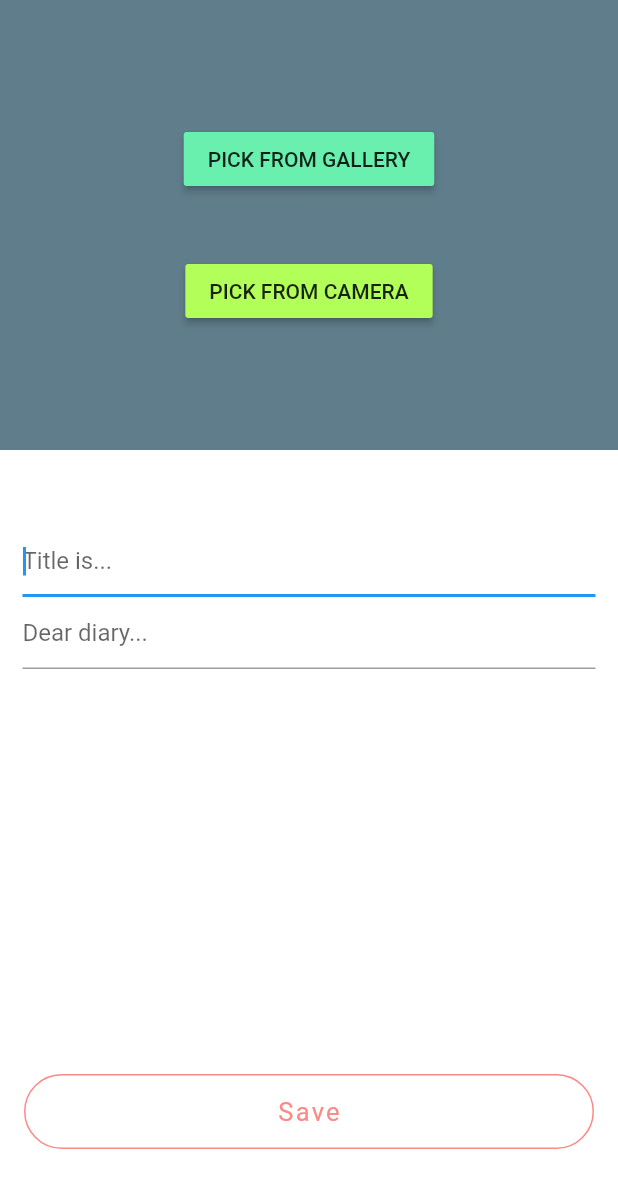
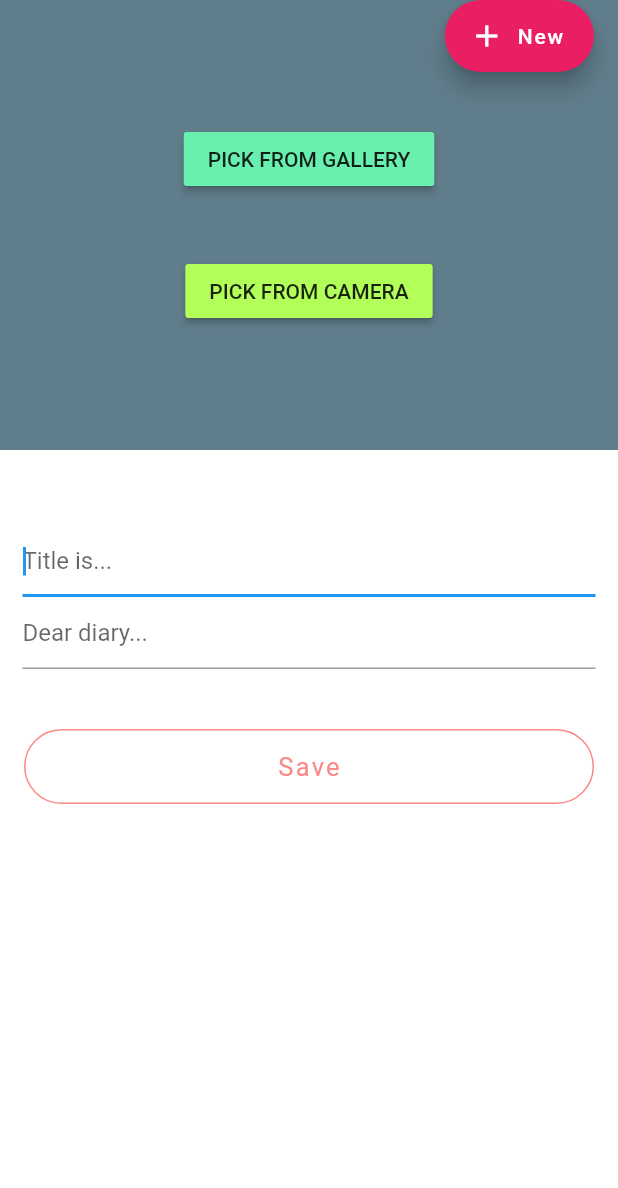
Before and after one commit to wardsquid/journal, a Flutter app: the DiaryEntryView screen opened directly with empty values, after a tap on "Edit", on a phone screen of 412 x 824 dp. Shown: the top 1188 px of the screen. Run offline on Flutter 3.47's test engine with Material 2 defaults, Android fonts, the phone set to English and light mode, and no system bars; our stand-ins replace cloud_firestore, firebase_auth, firebase_core, firebase_messaging, firebase_storage, flutter_local_notifications and 3 more; accounts and stored records are empty; Roboto replaces fonts that are missing (Poppins).

Commit message:
merged Antonio and Yoshi's DiaryEntryView.dart

```diff
--- a/lib/views/DiaryEntryView.dart
+++ b/lib/views/DiaryEntryView.dart
@@ -4,10 +4,10 @@ import 'package:image_picker/image_picker.dart';
 import 'dart:io';
 import 'dart:convert';
 import '../managers/Firebase.dart';
-//import 'package:firebase_core/firebase_core.dart';
 import 'package:cloud_firestore/cloud_firestore.dart';
 import 'package:firebase_auth/firebase_auth.dart';
 
+//import 'Choose_Login.dart';
 String DateDisplay(DateTime date) {
   const List weekday = [null, 'Mon', 'Tue', 'Wed', 'Thu', 'Fri', 'Sat', 'Sun'];
   const List months = [
@@ -47,6 +47,12 @@ class _DiaryEntryViewState extends State<DiaryEntryView> {
   bool _isEditingText = false;
   TextEditingController _textEditingController;
   TextEditingController _titleEditingController;
+  Map<String, dynamic> entryInfo = {
+    "doc_id": "",
+    "title": "",
+    "timestamp": "",
+    "content": {"image": "", "text": ""},
+  };
   String entryText = "";
   String titleText = "";
   String buttonText = "Edit";
@@ -123,20 +129,28 @@ class _DiaryEntryViewState extends State<DiaryEntryView> {
   }
 
   Widget _getFAB() {
-    if (_isEditingText == true ||
-        _image == null && titleText == "" && entryText == "") {
-      return Container();
-    } else {
-      return FloatingActionButton(
-        onPressed: _saveEntry,
-        tooltip: 'Save Entry',
-        backgroundColor: Colors.yellow[600],
-        child: Icon(Icons.add),
-      );
-    }
+    // if (_isEditingText == true ||
+    //     _image == null && titleText == "" && entryText == "") {
+    //   return Container();
+    // } else {
+    return FloatingActionButton.extended(
+      onPressed: () => {
+        setState(() {
+          titleText = '';
+          entryText = '';
+          _image = null;
+          entryInfo["doc_id"] = "";
+        })
+      },
+      tooltip: 'Another New Entry',
+      label: Text("New"),
+      backgroundColor: Colors.pink,
+      icon: Icon(Icons.add),
+    );
+    // }
   }
 
-  _saveEntry() {
+  _addNewEntry() {
     String img64;
     if (_image != null) {
       final bytes = _image.readAsBytesSync();
@@ -151,11 +165,32 @@ class _DiaryEntryViewState extends State<DiaryEntryView> {
           'timestamp': DateTime.now(),
           'content': {'image': img64, 'text': entryText}
         })
-        .then((value) => setState(() {
-              titleText = '';
-              entryText = '';
-              _image = null;
-            }))
+        .then((value) => {
+              setState(() {
+                titleText = '';
+                entryText = '';
+                _image = null;
+                entryInfo["doc_id"] = "";
+              })
+            })
+        .catchError((error) => print("Failed to add entry: $error"));
+  }
+
+  _overwriteEntry() {
+    String img64;
+    if (_image != null) {
+      final bytes = _image.readAsBytesSync();
+      img64 = base64Encode(bytes);
+    } else {
+      img64 = "";
+    }
+    return entries
+        .doc(entryInfo["doc_id"])
+        .set({
+          'title': titleText,
+          'content': {'image': img64, 'text': entryText}
+        })
+        .then((value) => {})
         .catchError((error) => print("Failed to add entry: $error"));
   }
 
@@ -187,36 +222,8 @@ class _DiaryEntryViewState extends State<DiaryEntryView> {
     }
   }
 
-  // Widget _indicator(bool isActive) {
-  //   return AnimatedContainer(
-  //     duration: Duration(milliseconds: 150),
-  //     margin: EdgeInsets.symmetric(horizontal: 8.0),
-  //     height: 5.0,
-  //     width: isActive ? 24.0 : 16.0,
-  //     decoration: BoxDecoration(
-  //       color: /*isActive ? Color(0xFFFB8986) :*/ Colors.white,
-  //       borderRadius: BorderRadius.all(Radius.circular(12)),
-  //     ),
-  //   );
-  // }
-
   @override
   Widget build(BuildContext context) {
-    // double _height = MediaQuery.of(context).size.height;
-
-    // var _textH1 = TextStyle(
-    //     fontFamily: "Sofia",
-    //     fontWeight: FontWeight.w600,
-    //     fontSize: 23.0,
-    //     backgroundColor: Colors.blueGrey,
-    //     color: Colors.white); // h1 text color
-
-    // var _textH2 = TextStyle(
-    //     fontFamily: "Sofia",
-    //     fontWeight: FontWeight.w200,
-    //     fontSize: 16.0,
-    //     color: Colors.white); // h2 text color
-
     return Scaffold(
       body: AnnotatedRegion<SystemUiOverlayStyle>(
         value: SystemUiOverlayStyle.light,
@@ -224,7 +231,7 @@ class _DiaryEntryViewState extends State<DiaryEntryView> {
           decoration: BoxDecoration(
             color: Colors.white, // background color
           ),
-          child: Column(
+          child: ListView(
             children: <Widget>[
               _isEditingText == true
                   ? Container(
@@ -232,7 +239,7 @@ class _DiaryEntryViewState extends State<DiaryEntryView> {
                       height: 300,
                       child: _image == null
                           ? Container(
-                              alignment: Alignment.center,
+                              // alignment: Alignment.center,
                               child: Column(
                                 mainAxisAlignment: MainAxisAlignment.center,
                                 children: <Widget>[
@@ -271,7 +278,9 @@ class _DiaryEntryViewState extends State<DiaryEntryView> {
                       child: _image == null
                           ? Center(
                               child: Text(
-                                DateDisplay(widget.activeDate) + " " + widget.documentId,
+                                DateDisplay(widget.activeDate) +
+                                    " " +
+                                    widget.documentId,
                                 textAlign: TextAlign.center,
                                 style: TextStyle(
                                     color: Color(0xFFFB8986),
@@ -306,11 +315,8 @@ class _DiaryEntryViewState extends State<DiaryEntryView> {
                   ),
                 ),
               ),
-              Align(
-                alignment: FractionalOffset.center,
-                child: Padding(
-                  padding: const EdgeInsets.only(top: 270.0),
-                ),
+              Container(
+                height: 40.0,
               ),
               Align(
                   alignment: FractionalOffset.bottomRight,
@@ -318,6 +324,14 @@ class _DiaryEntryViewState extends State<DiaryEntryView> {
                     onPressed: () {
                       setState(() {
                         if (_isEditingText) {
+                          if (_image == null &&
+                              titleText == "" &&
+                              entryText == "") {
+                          } else if (entryInfo["doc_id"] == "") {
+                            _addNewEntry();
+                          } else {
+                            _overwriteEntry();
+                          }
                           // save updated text
                           setState(() {
                             entryText = _textEditingController.text;
```
